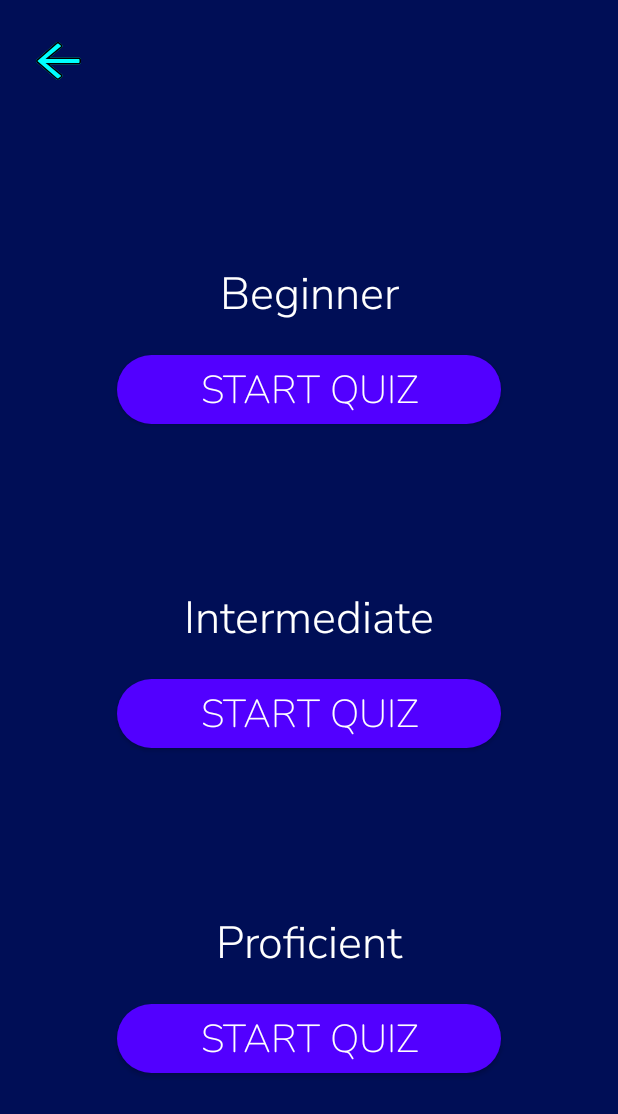
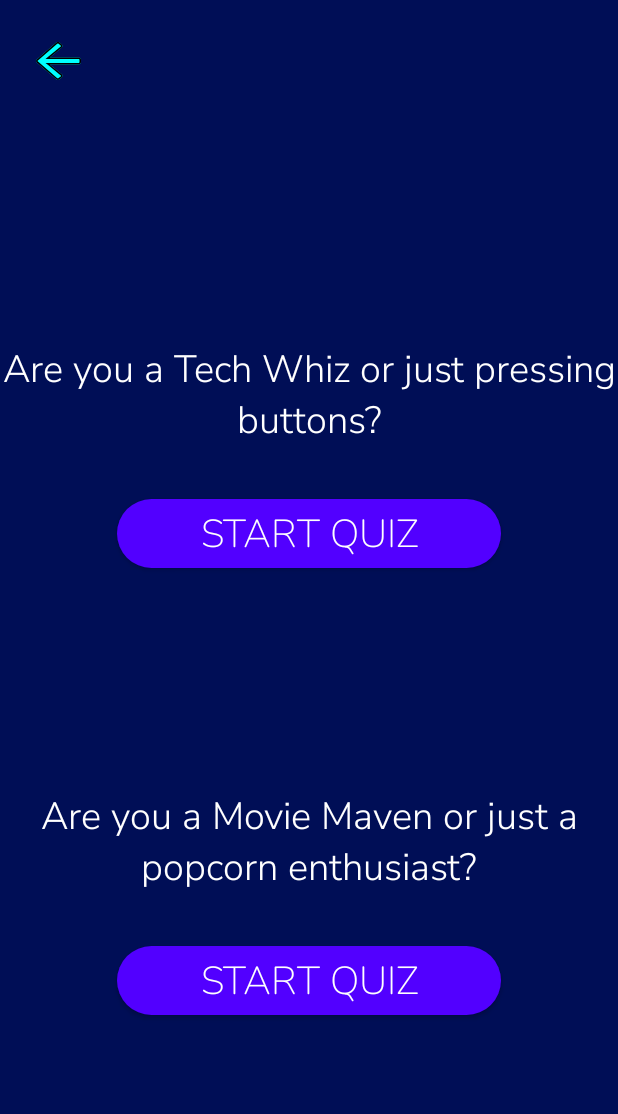
Before and after one commit to phoenix-kanak/Quizzo, an Android app: the Level screen opened directly, with no data from a screen before it, on a phone screen of 412 x 824 dp. Shown: the top 1114 px of the screen. Run offline under Robolectric (Android 15) with nearby library versions, the phone set to English and light mode, and no system bars.

Commit message:
minor ui changes

```diff
--- a/app/src/main/res/layout/activity_level.xml
+++ b/app/src/main/res/layout/activity_level.xml
@@ -22,10 +22,9 @@
 
     <com.airbnb.lottie.LottieAnimationView
         android:layout_width="400dp"
-        android:layout_height="wrap_content"
+        android:layout_height="200dp"
         app:lottie_rawRes="@raw/level_anim"
         app:layout_constraintTop_toTopOf="parent"
-        app:layout_constraintBottom_toTopOf="@id/txt_beg"
         app:layout_constraintLeft_toLeftOf="parent"
         app:layout_constraintRight_toRightOf="parent"
         app:lottie_loop="true"
@@ -36,9 +35,10 @@
         android:id="@+id/txt_beg"
         android:layout_width="wrap_content"
         android:layout_height="wrap_content"
-        android:text="Beginner"
+        android:text="@string/are_you_a_tech_whiz_or_just_pressing_buttons"
         android:textColor="@color/white"
-        android:textSize="30sp"
+        android:textSize="25sp"
+        android:textAlignment="center"
         android:fontFamily="@font/nunito_sans_light"
         app:layout_constraintTop_toTopOf="parent"
         app:layout_constraintBottom_toTopOf="@id/txt_inter"
@@ -50,10 +50,10 @@
         android:layout_width="256dp"
         android:layout_height="46dp"
         android:background="@drawable/solid_button"
-        android:text="Start Quiz"
+        android:text="@string/start_quiz"
         android:textColor="@color/white"
         android:textSize="26sp"
-        android:layout_marginTop="20dp"
+        android:layout_marginTop="35dp"
         android:fontFamily="@font/nunito_extralight"
         app:layout_constraintTop_toBottomOf="@id/txt_beg"
         app:layout_constraintRight_toRightOf="parent"
@@ -65,11 +65,12 @@
         android:id="@+id/txt_inter"
         android:layout_width="wrap_content"
         android:layout_height="wrap_content"
-        android:text="Intermediate"
+        android:text="@string/are_you_a_movie_maven_or_just_a_popcorn_enthusiast"
         android:textColor="@color/white"
-        android:textSize="30sp"
+        android:textSize="25sp"
+        android:textAlignment="center"
         android:fontFamily="@font/nunito_sans_light"
-        app:layout_constraintTop_toTopOf="parent"
+        app:layout_constraintTop_toBottomOf="@id/txt_beg"
         app:layout_constraintBottom_toBottomOf="parent"
         app:layout_constraintRight_toRightOf="parent"
         app:layout_constraintLeft_toLeftOf="parent"
@@ -79,10 +80,10 @@
         android:layout_width="256dp"
         android:layout_height="46dp"
         android:background="@drawable/solid_button"
-        android:text="Start Quiz"
+        android:text="@string/start_quiz"
         android:textColor="@color/white"
         android:textSize="26sp"
-        android:layout_marginTop="20dp"
+        android:layout_marginTop="35dp"
         android:fontFamily="@font/nunito_extralight"
         app:layout_constraintTop_toBottomOf="@id/txt_inter"
         app:layout_constraintRight_toRightOf="parent"
@@ -90,34 +91,4 @@
         android:onClick="StartQuiz"
         />
 
-    <TextView
-        android:id="@+id/txt_pro"
-        android:layout_width="wrap_content"
-        android:layout_height="wrap_content"
-        android:text="Proficient"
-        android:textColor="@color/white"
-        android:textSize="30sp"
-        android:fontFamily="@font/nunito_sans_light"
-        app:layout_constraintTop_toBottomOf="@id/txt_inter"
-        app:layout_constraintBottom_toBottomOf="parent"
-        app:layout_constraintRight_toRightOf="parent"
-        app:layout_constraintLeft_toLeftOf="parent"
-        />
-
-    <androidx.appcompat.widget.AppCompatButton
-        android:layout_width="256dp"
-        android:layout_height="46dp"
-        android:background="@drawable/solid_button"
-        android:text="Start Quiz"
-        android:textColor="@color/white"
-        android:textSize="26sp"
-        android:layout_marginTop="20dp"
-        android:fontFamily="@font/nunito_extralight"
-        app:layout_constraintTop_toBottomOf="@id/txt_pro"
-        app:layout_constraintRight_toRightOf="parent"
-        app:layout_constraintLeft_toLeftOf="parent"
-        android:onClick="StartQuiz"
-        />
-
-
 </androidx.constraintlayout.widget.ConstraintLayout>
--- a/app/src/main/res/values/strings.xml
+++ b/app/src/main/res/values/strings.xml
@@ -1,3 +1,6 @@
 <resources>
     <string name="app_name">Quizzo</string>
+    <string name="are_you_a_movie_maven_or_just_a_popcorn_enthusiast">Are you a Movie Maven or just a popcorn enthusiast?</string>
+    <string name="start_quiz">Start Quiz</string>
+    <string name="are_you_a_tech_whiz_or_just_pressing_buttons">Are you a Tech Whiz or just pressing buttons?</string>
 </resources>
```
